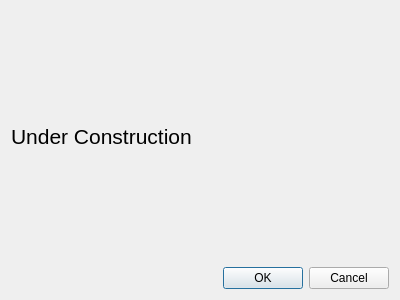
Above: amidialog.ui from WXY163/ezAMI before the change. Below: the same form after it.
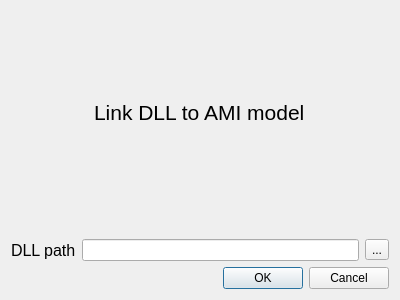
That is the form after the change.

```diff
--- a/amidialog.ui
+++ b/amidialog.ui
@@ -15,6 +15,64 @@
   </property>
   <layout class="QGridLayout" name="gridLayout">
    <item row="1" column="0">
+    <layout class="QVBoxLayout" name="verticalLayout_2">
+     <item alignment="Qt::AlignHCenter">
+      <widget class="QLabel" name="label">
+       <property name="font">
+        <font>
+         <pointsize>16</pointsize>
+        </font>
+       </property>
+       <property name="text">
+        <string>Link DLL to AMI model</string>
+       </property>
+      </widget>
+     </item>
+     <item>
+      <spacer name="verticalSpacer">
+       <property name="orientation">
+        <enum>Qt::Vertical</enum>
+       </property>
+       <property name="sizeType">
+        <enum>QSizePolicy::Maximum</enum>
+       </property>
+       <property name="sizeHint" stdset="0">
+        <size>
+         <width>20</width>
+         <height>20</height>
+        </size>
+       </property>
+      </spacer>
+     </item>
+     <item>
+      <layout class="QHBoxLayout" name="horizontalLayout">
+       <item>
+        <widget class="QLabel" name="label_2">
+         <property name="font">
+          <font>
+           <pointsize>12</pointsize>
+          </font>
+         </property>
+         <property name="text">
+          <string>DLL path</string>
+         </property>
+        </widget>
+       </item>
+       <item>
+        <widget class="QLineEdit" name="lineEdit"/>
+       </item>
+       <item>
+        <widget class="QToolButton" name="toolButton">
+         <property name="text">
+          <string>...</string>
+         </property>
+        </widget>
+       </item>
+      </layout>
+     </item>
+    </layout>
+   </item>
+   <item row="2" column="0">
     <widget class="QDialogButtonBox" name="buttonBox">
      <property name="orientation">
       <enum>Qt::Horizontal</enum>
@@ -24,18 +82,6 @@
      </property>
     </widget>
    </item>
-   <item row="0" column="0">
-    <widget class="QLabel" name="label">
-     <property name="font">
-      <font>
-       <pointsize>16</pointsize>
-      </font>
-     </property>
-     <property name="text">
-      <string>Under Construction</string>
-     </property>
-    </widget>
-   </item>
   </layout>
  </widget>
  <resources/>
```
